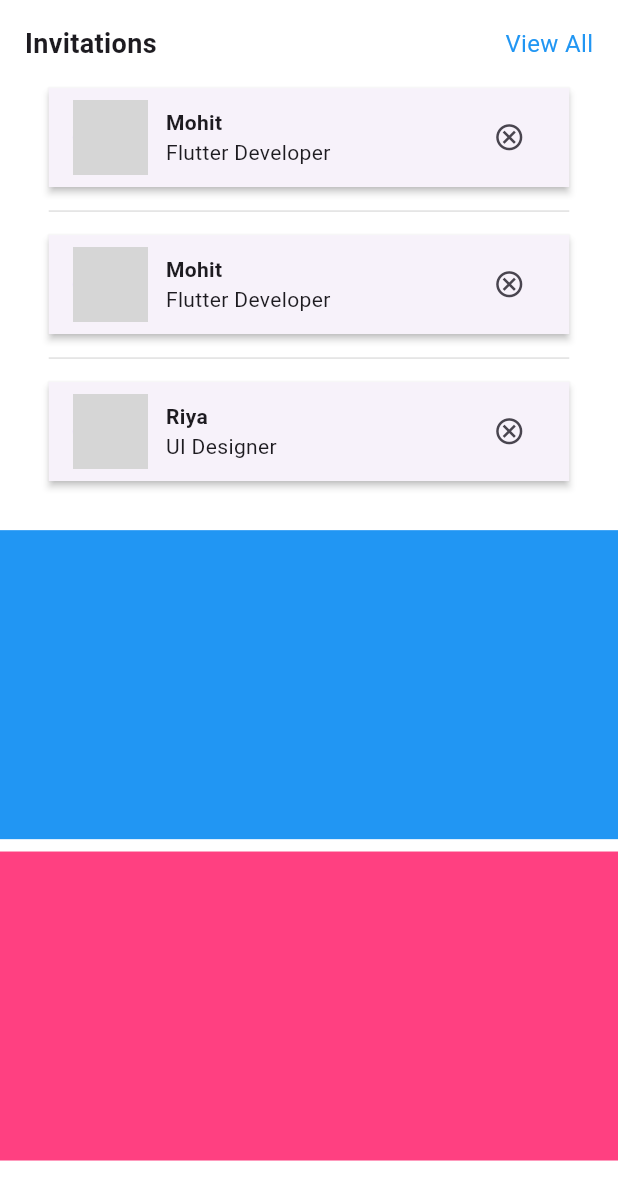
After one commit to chavdamohit1230/peersglobal-eventapp, a Flutter app: the MyNetwork screen opened directly, on a phone screen of 412 x 824 dp. The commit adds this screen. Shown: the top 1200 px of the screen. Run offline on Flutter 3.47's test engine with Material 3 defaults, Android fonts, the light colour scheme and no system bars; our stand-ins replace flutter_screenutil, go_router, lottie; missing offline and left inert: dart:ffi; network calls fail; grey boxes are pictures that could not be loaded.

Commit message:
tusday commiut

```diff
--- a/lib/home_page.dart
+++ b/lib/home_page.dart
@@ -1,7 +1,7 @@
 import 'dart:ffi';
-
 import 'package:flutter/material.dart';
 import 'package:peersglobleeventapp/exhibiter_screen.dart';
+import 'package:peersglobleeventapp/my_network.dart';
 import 'package:peersglobleeventapp/widgets/postcard.dart';
 
 class HomePage extends StatefulWidget {
@@ -328,7 +328,7 @@ class _HomePageState extends State<HomePage> {
           ),
 
           // 1: My Network
-          Center(child: Text("My Network")),
+          MyNetwork(),
 
           // 2: QR Scanner
           Center(child: Text("QR Code Scanner")),
--- /dev/null
+++ b/lib/modelClass/mynetwork_model.dart
@@ -0,0 +1,21 @@
+import 'package:flutter/material.dart';
+
+class Mynetwork{
+
+  final String username;
+  final String Designnation;
+  final String ImageUrl;
+  final IconData reject;
+  final IconData? accept;
+
+  Mynetwork({
+
+    required this.username,
+    required this.Designnation,
+    required this.ImageUrl,
+    required this.reject,
+    this.accept,
+
+});
+
+}
--- /dev/null
+++ b/lib/my_network.dart
@@ -0,0 +1,112 @@
+import 'package:flutter/material.dart';
+import 'modelClass/mynetwork_model.dart';
+import 'package:peersglobleeventapp/widgets/my_network_widget.dart';
+
+class MyNetwork extends StatefulWidget {
+  const MyNetwork({super.key});
+
+  @override
+  State<MyNetwork> createState() => _MyNetworkState();
+}
+
+class _MyNetworkState extends State<MyNetwork> {
+  final List<Mynetwork> networklist = [
+    Mynetwork(
+      username: "Mohit",
+      Designnation: "Flutter Developer",
+      ImageUrl:
+      "https://imgv3.fotor.com/images/slider-image/A-clear-close-up-photo-of-a-woman.jpg",
+      reject: Icons.cancel_outlined,
+    ),
+    Mynetwork(
+      username: "Mohit",
+      Designnation: "Flutter Developer",
+      ImageUrl:
+      "https://imgv3.fotor.com/images/slider-image/A-clear-close-up-photo-of-a-woman.jpg",
+      reject: Icons.cancel_outlined,
+    ),
+    Mynetwork(
+      username: "Riya",
+      Designnation: "UI Designer",
+      ImageUrl:
+      "https://imgv3.fotor.com/images/slider-image/A-clear-close-up-photo-of-a-woman.jpg",
+      reject: Icons.cancel_outlined,
+    ),
+  ];
+
+  @override
+  Widget build(BuildContext context) {
+    double screenHeight = MediaQuery.of(context).size.height;
+    double screenwidth = MediaQuery.of(context).size.width;
+
+    return Scaffold(
+      backgroundColor: Colors.white,
+      body: SingleChildScrollView(
+        child: Column(
+          children: [
+            // 🔹 Top Heading + List
+            Container(
+              width: double.infinity,
+              color: Colors.white,
+              padding: EdgeInsets.symmetric(
+                horizontal: screenwidth * 0.04,
+                vertical: screenHeight * 0.02,
+              ),
+              child: Column(
+                crossAxisAlignment: CrossAxisAlignment.start,
+                children: [
+                  Row(
+                    mainAxisAlignment: MainAxisAlignment.spaceBetween,
+                    children: [
+                      Text(
+                        "Invitations",
+                        style: TextStyle(fontSize: 18, fontWeight: FontWeight.bold),
+                      ),
+                      Text(
+                        "View All",
+                        style: TextStyle(fontSize: 16, color: Colors.blue),
+                      ),
+                    ],
+                  ),
+                  SizedBox(height: screenHeight * 0.010),
+                  ListView.separated(
+                    shrinkWrap: true,
+                    physics: NeverScrollableScrollPhysics(),
+                    itemCount: networklist.length,
+                    itemBuilder: (context, index) {
+                      return MyNetworkWidget(mynetwork: networklist[index]);
+                    },
+                    separatorBuilder: (context, index) {
+                      return Divider(
+                        thickness: 1,
+                        color: Colors.grey.shade300,
+                        indent: 16,
+                        endIndent: 16,
+                      );
+                    },
+                  ),
+
+                ],
+              ),
+            ),
+
+            SizedBox(height: screenHeight * 0.01),
+
+            // 🔹 Dummy sections below
+            Container(
+              height: screenHeight * 0.25,
+              width: double.infinity,
+              color: Colors.blue,
+            ),
+            SizedBox(height: screenHeight * 0.01),
+            Container(
+              height: screenHeight * 0.25,
+              width: double.infinity,
+              color: Colors.pinkAccent,
+            ),
+          ],
+        ),
+      ),
+    );
+  }
+}
--- /dev/null
+++ b/lib/widgets/my_network_widget.dart
@@ -0,0 +1,72 @@
+import 'package:flutter/material.dart';
+import 'package:peersglobleeventapp/modelClass/mynetwork_model.dart';
+
+class MyNetworkWidget extends StatelessWidget {
+  final Mynetwork mynetwork;
+
+  const MyNetworkWidget({super.key, required this.mynetwork});
+
+  @override
+  Widget build(BuildContext context) {
+    return Padding(
+      padding: const EdgeInsets.symmetric(horizontal: 12, vertical: 4),
+      child: Card(
+        elevation: 2,
+        shape: RoundedRectangleBorder(
+          borderRadius: BorderRadius.zero, // 👈 No rounded corners
+        ),
+        child: Container(
+          width: double.infinity,
+          padding: const EdgeInsets.symmetric(horizontal: 16, vertical: 8),
+          child: Row(
+            children: [
+              // Avatar
+              mynetwork.ImageUrl != null
+                  ? CircleAvatar(
+                backgroundImage: NetworkImage(mynetwork.ImageUrl),
+                radius: 25,
+              )
+                  : const CircleAvatar(
+                child: Icon(Icons.person),
+                radius: 25,
+              ),
+
+              const SizedBox(width: 12),
+
+              // Name and Designation
+              Expanded(
+                child: Column(
+                  crossAxisAlignment: CrossAxisAlignment.start,
+                  children: [
+                    Text(
+                      mynetwork.username,
+                      style: const TextStyle(fontWeight: FontWeight.bold),
+                    ),
+                    Text(mynetwork.Designnation ?? "No Designation"),
+                  ],
+                ),
+              ),
+
+              // Action icons
+              Row(
+                mainAxisSize: MainAxisSize.min,
+                children: [
+                  if (mynetwork.reject != null)
+                    IconButton(
+                      icon: Icon(mynetwork.reject, size: 21),
+                      onPressed: () {},
+                    ),
+                  if (mynetwork.accept != null)
+                    IconButton(
+                      icon: Icon(mynetwork.accept, size: 21),
+                      onPressed: () {},
+                    ),
+                ],
+              )
+            ],
+          ),
+        ),
+      ),
+    );
+  }
+}
```
